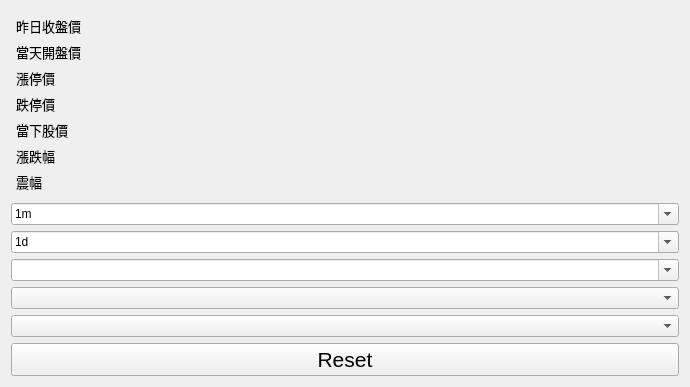
Old version of the form futuresWindowUi.ui in the repository Shawn-lung/firstjob.
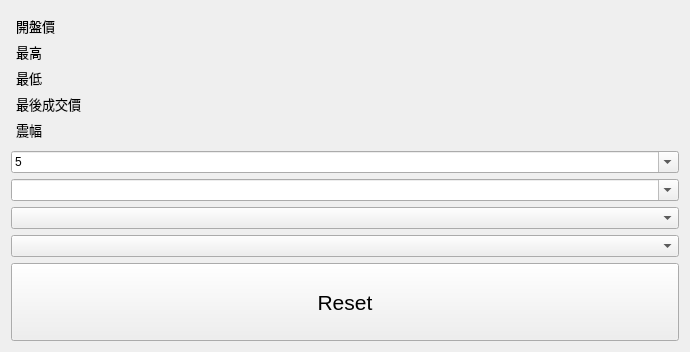
New version of the form.

```diff
--- a/futuresWindowUi.ui
+++ b/futuresWindowUi.ui
@@ -43,16 +43,7 @@
         <number>5</number>
        </property>
        <item row="0" column="0">
-        <widget class="QLabel" name="label">
-         <property name="enabled">
-          <bool>true</bool>
-         </property>
-         <property name="sizePolicy">
-          <sizepolicy hsizetype="Preferred" vsizetype="Preferred">
-           <horstretch>0</horstretch>
-           <verstretch>0</verstretch>
-          </sizepolicy>
-         </property>
+        <widget class="QLabel" name="label_2">
          <property name="minimumSize">
           <size>
            <width>0</width>
@@ -65,12 +56,12 @@
           </font>
          </property>
          <property name="text">
-          <string>昨日收盤價</string>
+          <string>開盤價</string>
          </property>
         </widget>
        </item>
        <item row="0" column="1">
-        <widget class="QLabel" name="privious_close_label">
+        <widget class="QLabel" name="open_label">
          <property name="font">
           <font>
            <pointsize>10</pointsize>
@@ -85,7 +76,13 @@
         </widget>
        </item>
        <item row="1" column="0">
-        <widget class="QLabel" name="label_2">
+        <widget class="QLabel" name="label_3">
+         <property name="sizePolicy">
+          <sizepolicy hsizetype="Preferred" vsizetype="Preferred">
+           <horstretch>0</horstretch>
+           <verstretch>0</verstretch>
+          </sizepolicy>
+         </property>
          <property name="minimumSize">
           <size>
            <width>0</width>
@@ -98,12 +95,12 @@
           </font>
          </property>
          <property name="text">
-          <string>當天開盤價</string>
+          <string>最高</string>
          </property>
         </widget>
        </item>
        <item row="1" column="1">
-        <widget class="QLabel" name="open_label">
+        <widget class="QLabel" name="high_price_label">
          <property name="font">
           <font>
            <pointsize>10</pointsize>
@@ -118,13 +115,7 @@
         </widget>
        </item>
        <item row="2" column="0">
-        <widget class="QLabel" name="label_3">
-         <property name="sizePolicy">
-          <sizepolicy hsizetype="Preferred" vsizetype="Preferred">
-           <horstretch>0</horstretch>
-           <verstretch>0</verstretch>
-          </sizepolicy>
-         </property>
+        <widget class="QLabel" name="label_7">
          <property name="minimumSize">
           <size>
            <width>0</width>
@@ -137,7 +128,7 @@
           </font>
          </property>
          <property name="text">
-          <string>漲停價</string>
+          <string>最低</string>
          </property>
         </widget>
        </item>
@@ -157,39 +148,6 @@
         </widget>
        </item>
        <item row="3" column="0">
-        <widget class="QLabel" name="label_7">
-         <property name="minimumSize">
-          <size>
-           <width>0</width>
-           <height>20</height>
-          </size>
-         </property>
-         <property name="font">
-          <font>
-           <pointsize>10</pointsize>
-          </font>
-         </property>
-         <property name="text">
-          <string>跌停價</string>
-         </property>
-        </widget>
-       </item>
-       <item row="3" column="1">
-        <widget class="QLabel" name="limit_down_price_label">
-         <property name="font">
-          <font>
-           <pointsize>10</pointsize>
-          </font>
-         </property>
-         <property name="text">
-          <string/>
-         </property>
-         <property name="alignment">
-          <set>Qt::AlignRight|Qt::AlignTrailing|Qt::AlignVCenter</set>
-         </property>
-        </widget>
-       </item>
-       <item row="4" column="0">
         <widget class="QLabel" name="label_8">
          <property name="minimumSize">
           <size>
@@ -203,11 +161,11 @@
           </font>
          </property>
          <property name="text">
-          <string>當下股價</string>
+          <string>最後成交價</string>
          </property>
         </widget>
        </item>
-       <item row="4" column="1">
+       <item row="3" column="1">
         <widget class="QLabel" name="close_label">
          <property name="font">
           <font>
@@ -222,43 +180,7 @@
          </property>
         </widget>
        </item>
-       <item row="5" column="0">
-        <widget class="QLabel" name="label_9">
-         <property name="minimumSize">
-          <size>
-           <width>0</width>
-           <height>20</height>
-          </size>
-         </property>
-         <property name="font">
-          <font>
-           <pointsize>10</pointsize>
-          </font>
-         </property>
-         <property name="text">
-          <string>漲跌幅</string>
-         </property>
-        </widget>
-       </item>
-       <item row="5" column="1">
-        <widget class="QLabel" name="up_down_percentage_label">
-         <property name="font">
-          <font>
-           <pointsize>10</pointsize>
-          </font>
-         </property>
-         <property name="styleSheet">
-          <string notr="true"/>
-         </property>
-         <property name="text">
-          <string/>
-         </property>
-         <property name="alignment">
-          <set>Qt::AlignRight|Qt::AlignTrailing|Qt::AlignVCenter</set>
-         </property>
-        </widget>
-       </item>
-       <item row="6" column="0">
+       <item row="4" column="0">
         <widget class="QLabel" name="label_10">
          <property name="sizePolicy">
           <sizepolicy hsizetype="Preferred" vsizetype="Preferred">
@@ -282,7 +204,7 @@
          </property>
         </widget>
        </item>
-       <item row="6" column="1">
+       <item row="4" column="1">
         <widget class="QLabel" name="amplitude_label">
          <property name="font">
           <font>
@@ -299,23 +221,13 @@
        </item>
       </layout>
      </item>
-     <item>
-      <widget class="QComboBox" name="intervalComboBox">
-       <property name="editable">
-        <bool>true</bool>
-       </property>
-       <property name="currentText">
-        <string>1m</string>
-       </property>
-      </widget>
-     </item>
      <item>
       <widget class="QComboBox" name="periodComboBox">
        <property name="editable">
         <bool>true</bool>
        </property>
        <property name="currentText">
-        <string>1d</string>
+        <string>5</string>
        </property>
       </widget>
      </item>
```
Left out of the diff: 2 changed lines with no effect on the pictures.
